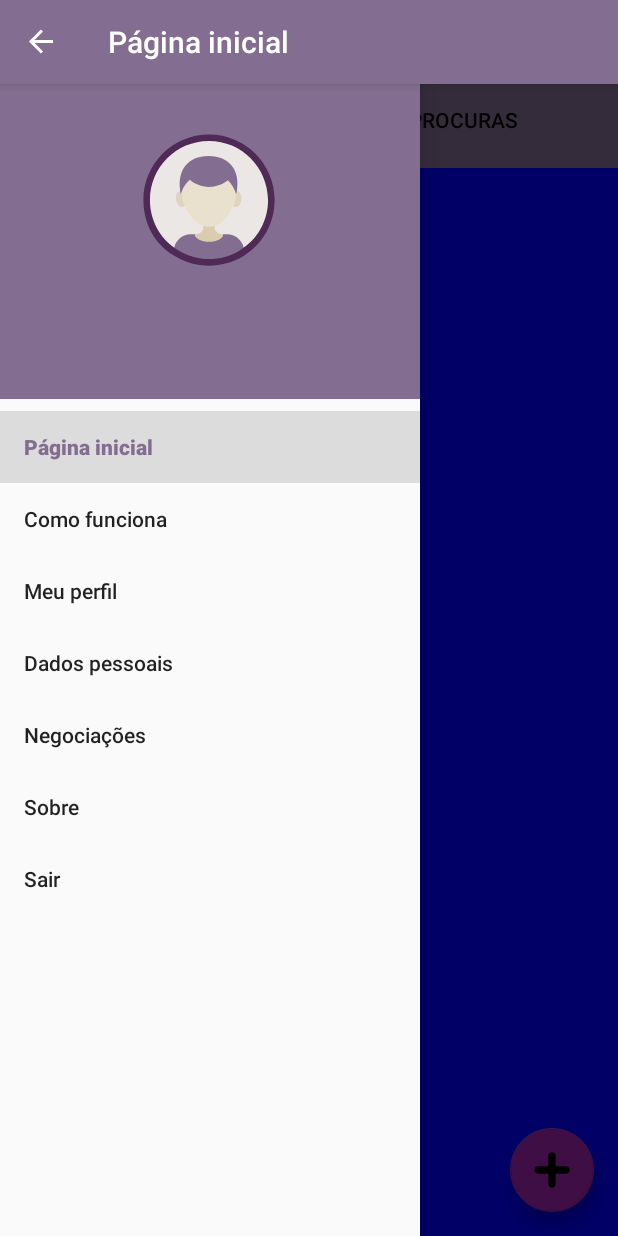
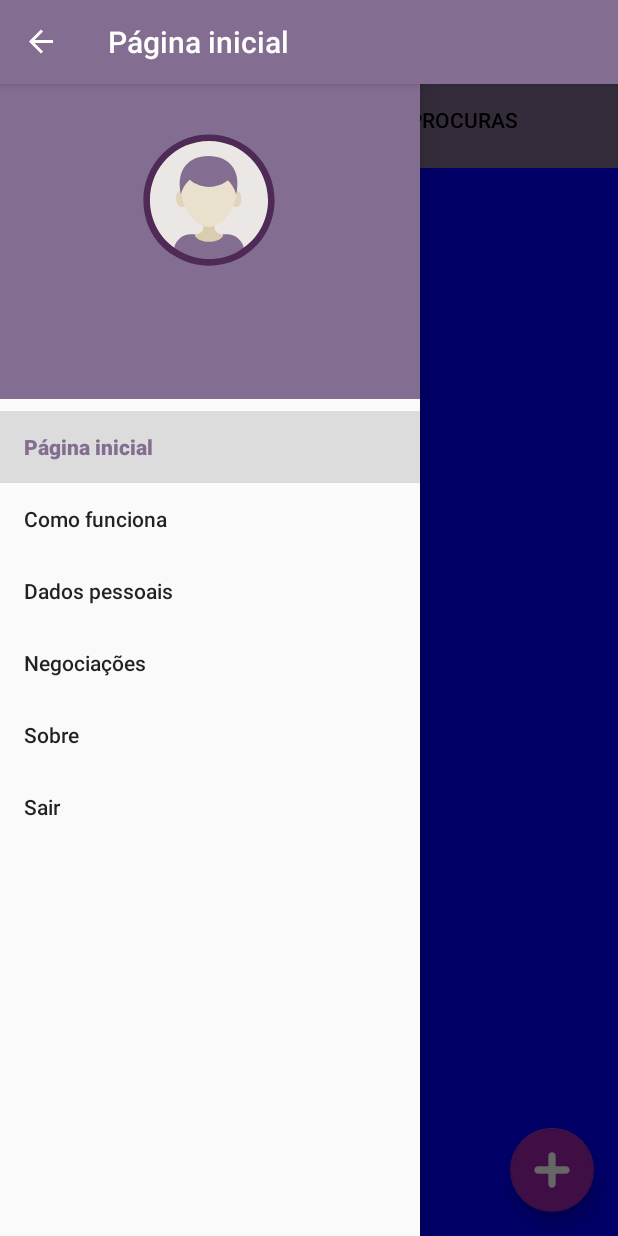
Before and after one commit to mamodo123/alune_android, an Android app: the screen it shows after launch once a user with an empty profile is signed in (MenuGeral), with the side drawer open, on a phone screen of 412 x 824 dp. Run offline under Robolectric (Android 15) with nearby library versions, the phone set to English and light mode, and no system bars; our stand-ins replace ButterKnife, Firebase (no records; nobody signed in at launch, a user with empty details on screens opened directly); libraries missing offline, so code that uses them is left out: com.facebook, com.facebook.login; pictures from the network do not load; 3 statements that could not run were skipped.

Commit message:
colors and minors

```diff
--- a/app/src/main/java/br/com/tibalt/tibalt/menu/MenuGeral.java
+++ b/app/src/main/java/br/com/tibalt/tibalt/menu/MenuGeral.java
@@ -126,10 +126,6 @@ public class MenuGeral extends AppCompatActivity {
                         fr = new FragComoFunciona();
                         break;
 
-                    case R.id.nav_perfil:
-                        fr = null;
-                        break;
-
                     case R.id.nav_dados_pessoais:
                         fr = null;
                         break;
--- a/app/src/main/res/drawable/ic_plus.xml
+++ b/app/src/main/res/drawable/ic_plus.xml
@@ -1,4 +1,4 @@
 <vector android:height="24dp" android:viewportHeight="1000"
     android:viewportWidth="1000" android:width="24dp" xmlns:android="http://schemas.android.com/apk/res/android">
-    <path android:fillColor="#FF000000" android:pathData="M990,500c0,56.3 -45.6,101.9 -101.9,101.9H601.9v286.2c0,56.3 -45.6,101.9 -101.9,101.9c-56.3,0 -101.9,-45.6 -101.9,-101.9V601.9H111.9C55.6,601.9 10,556.3 10,500c0,-56.3 45.6,-101.9 101.9,-101.9h286.2V111.9C398.1,55.6 443.7,10 500,10c56.3,0 101.9,45.6 101.9,101.9v286.2h286.2C944.4,398.1 990,443.7 990,500z"/>
+    <path android:fillColor="#ffffff" android:pathData="M990,500c0,56.3 -45.6,101.9 -101.9,101.9H601.9v286.2c0,56.3 -45.6,101.9 -101.9,101.9c-56.3,0 -101.9,-45.6 -101.9,-101.9V601.9H111.9C55.6,601.9 10,556.3 10,500c0,-56.3 45.6,-101.9 101.9,-101.9h286.2V111.9C398.1,55.6 443.7,10 500,10c56.3,0 101.9,45.6 101.9,101.9v286.2h286.2C944.4,398.1 990,443.7 990,500z"/>
 </vector>
--- a/app/src/main/res/layout/activity_login.xml
+++ b/app/src/main/res/layout/activity_login.xml
@@ -122,7 +122,7 @@
         </RelativeLayout>
 
     <ProgressBar
-        android:id="@+id/pBar"
+        android:id="@+id/pbar"
         android:layout_width="wrap_content"
         android:layout_height="wrap_content"
         android:layout_gravity="center"
--- a/app/src/main/res/menu/navegation_menu.xml
+++ b/app/src/main/res/menu/navegation_menu.xml
@@ -9,10 +9,6 @@
 
         <item android:id="@+id/nav_como_funciona"
             android:title="Como funciona">
-        </item>
-
-        <item android:id="@+id/nav_perfil"
-            android:title="Meu perfil">
         </item>
 
         <item android:id="@+id/nav_dados_pessoais"
```
Also changed, not shown: app/src/main/java/br/com/tibalt/tibalt/menu/login/Login.java (+11 -6 lines).
